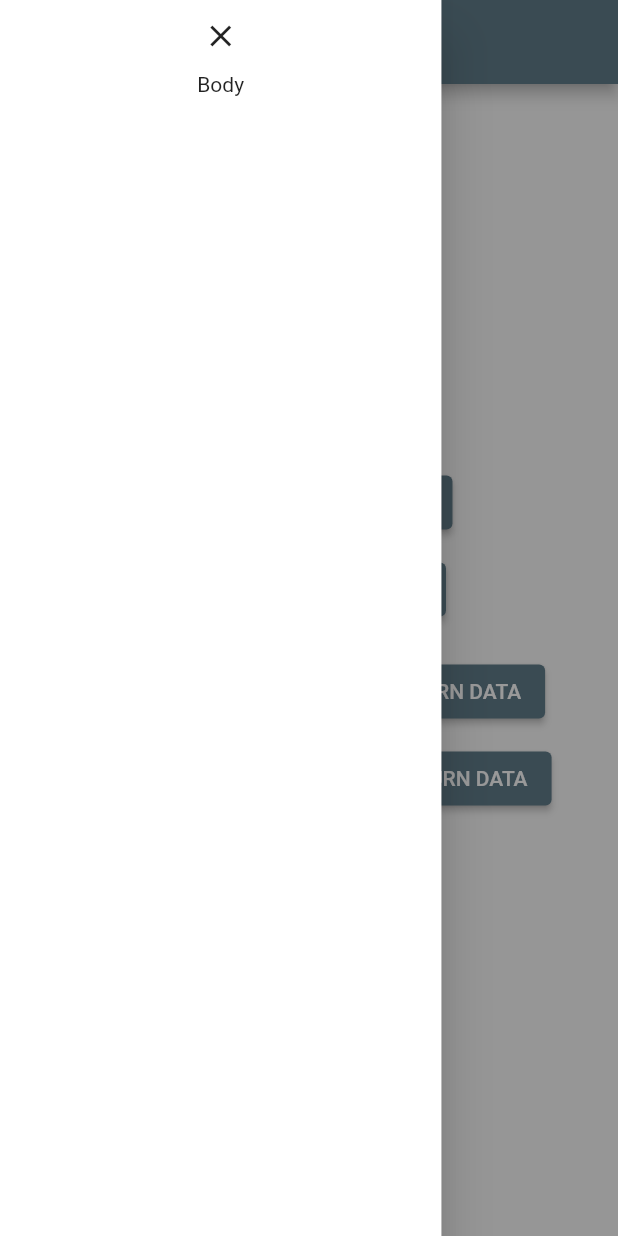
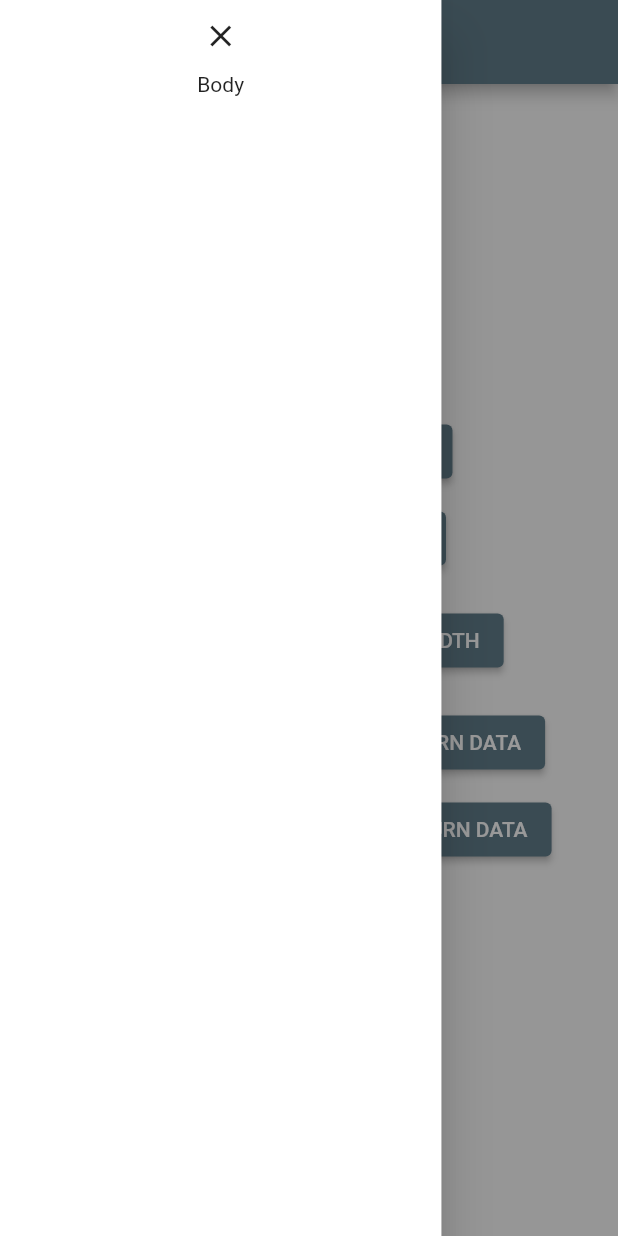
Before and after one commit to israelhudson/side_sheet, a Flutter app: the screen it shows after launch, after a tap on "OPEN LEFT SIDE SHEET WITH RETURN DATA", on a phone screen of 412 x 824 dp. Run offline on Flutter 3.47's test engine with Material 2 defaults, Android fonts, the phone set to English and light mode, and no system bars.

Commit message:
Feature/change width of side sheet (#3)
* added width parameter to side_sheet_component.dart

* update example with custom with side sheet

* updated readme with custom width side sheet example

```diff
--- a/example/lib/main.dart
+++ b/example/lib/main.dart
@@ -42,27 +42,25 @@ class _MyHomePageState extends State<MyHomePage> {
             children: <Widget>[
               ElevatedButton(
                   onPressed: () =>
-                      SideSheet.right(
-                          body: Text("Body"),
-                          context: context
-                      ),
+                      SideSheet.right(body: Text("Body"), context: context),
                   child: Text('OPEN RIGHT SIDE SHEET')),
               SizedBox(height: 10),
-
               ElevatedButton(
                   onPressed: () =>
-                      SideSheet.left(
-                          body: Text("Body"),
-                          context: context
-                      ),
+                      SideSheet.left(body: Text("Body"), context: context),
                   child: Text('OPEN LEFT SIDE SHEET')),
               SizedBox(height: 20),
-
+              ElevatedButton(
+                  onPressed: () => SideSheet.right(
+                      body: Text("Width is set to 0.3 of device Screen With"),
+                      width: MediaQuery.of(context).size.width * 0.3,
+                      context: context),
+                  child: Text('OPEN SHEET WITH CUSTOM WIDTH')),
+              SizedBox(height: 20),
               ElevatedButton(
                   onPressed: () async {
                     final data = await SideSheet.left(
-                        body: bodyWithReturnArgs(context),
-                        context: context);
+                        body: bodyWithReturnArgs(context), context: context);
 
                     setState(() {
                       text = data;
@@ -70,13 +68,13 @@ class _MyHomePageState extends State<MyHomePage> {
                   },
                   child: Text('OPEN LEFT SIDE SHEET WITH RETURN DATA')),
               SizedBox(height: 10),
-
               ElevatedButton(
                   onPressed: () async {
                     final data = await SideSheet.right(
                         body: IconButton(
                             icon: Icon(Icons.close),
-                            onPressed: () => Navigator.pop(context, 'Data oitrhatpoihotha')),
+                            onPressed: () =>
+                                Navigator.pop(context, 'Data oitrhatpoihotha')),
                         context: context);
 
                     setState(() {
@@ -85,7 +83,6 @@ class _MyHomePageState extends State<MyHomePage> {
                   },
                   child: Text('OPEN RIGHT SIDE SHEET WITH RETURN DATA')),
               SizedBox(height: 10),
-
               Text('Arguments: $text')
             ],
           ),
--- a/lib/src/side_sheet_component.dart
+++ b/lib/src/side_sheet_component.dart
@@ -4,12 +4,14 @@ class SideSheet {
   static Future<String> left(
       {required Widget body,
       required BuildContext context,
+      double? width,
       String barrierLabel: "Side Sheet",
       bool barrierDismissible: true,
       Color barrierColor = const Color(0xFF66000000),
       Duration transitionDuration = const Duration(milliseconds: 300)}) async {
     dynamic data = await _showSheetSide(
         body: body,
+        width: width,
         rightSide: false,
         context: context,
         barrierLabel: barrierLabel,
@@ -24,12 +26,14 @@ class SideSheet {
   static Future<String> right(
       {required Widget body,
       required BuildContext context,
+      double? width,
       String barrierLabel: "Side Sheet",
       bool barrierDismissible: true,
       Color barrierColor = const Color(0xFF66000000),
       Duration transitionDuration = const Duration(milliseconds: 300)}) async {
     dynamic data = await _showSheetSide(
         body: body,
+        width: width,
         rightSide: true,
         context: context,
         barrierLabel: barrierLabel,
@@ -44,6 +48,7 @@ class SideSheet {
   static _showSheetSide({
     required Widget body,
     required bool rightSide,
+    double? width,
     required BuildContext context,
     required String barrierLabel,
     required bool barrierDismissible,
@@ -58,15 +63,14 @@ class SideSheet {
       context: context,
       pageBuilder: (context, animation1, animation2) {
         return Align(
-          alignment:
-              (rightSide ? Alignment.centerRight : Alignment.centerLeft),
+          alignment: (rightSide ? Alignment.centerRight : Alignment.centerLeft),
           child: Material(
             elevation: 15,
             color: Colors.transparent,
             child: Container(
                 color: Colors.white,
                 height: double.infinity,
-                width: MediaQuery.of(context).size.width / 1.4,
+                width: width ?? MediaQuery.of(context).size.width / 1.4,
                 child: body),
           ),
         );
```
Also changed, not shown: example/pubspec.lock, pubspec.lock, 3 other files.
